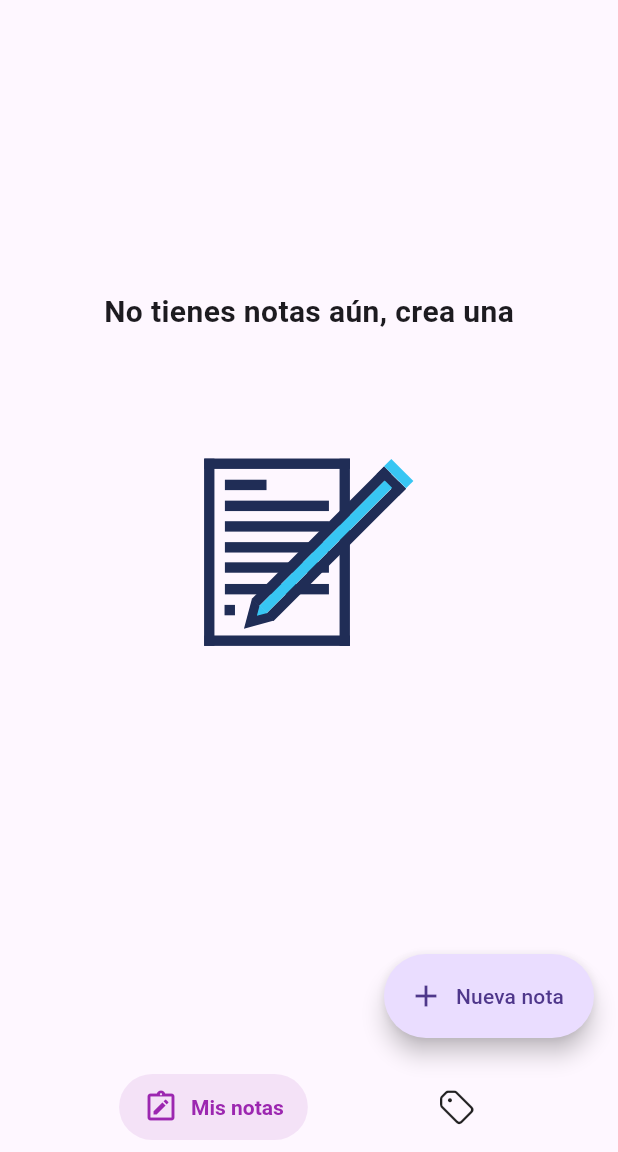
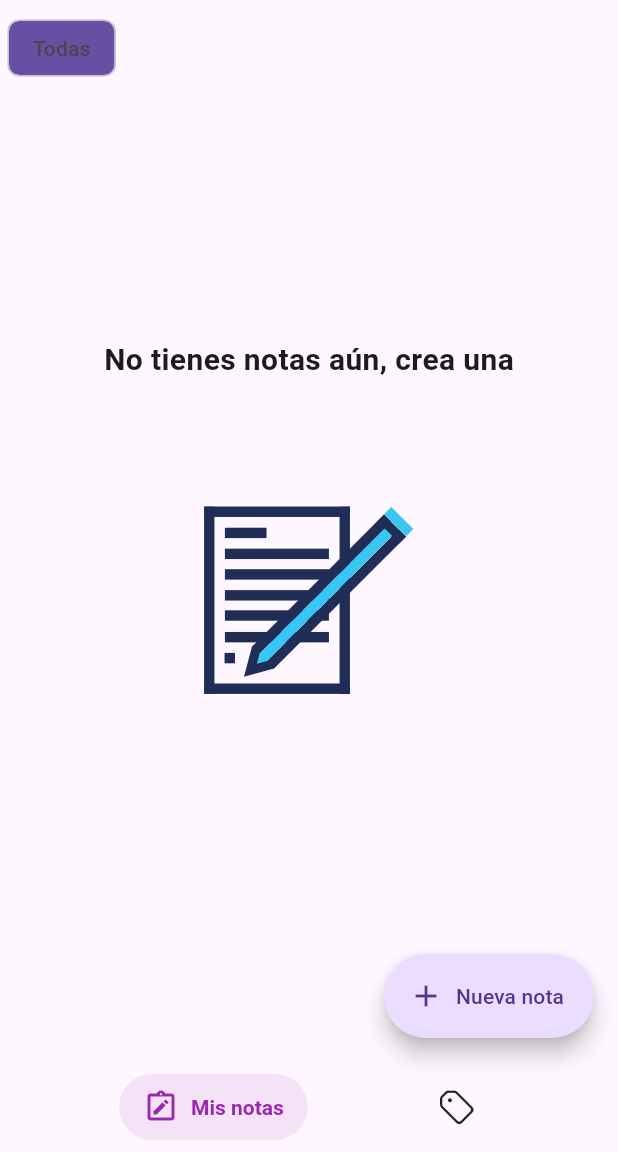
Before and after one commit to george2108/flutter-lubby, a Flutter app: the NotesMainPage screen opened by its route, on a phone screen of 412 x 824 dp, the part 84-1236 px from its top. Run offline on Flutter 3.47's test engine with Material 3 defaults, Android fonts, the phone set to English and light mode, and no system bars; drawn by our look-alikes of salomon_bottom_bar; our stand-ins replace awesome_notifications, bloc, connectivity_plus, dio, equatable, flutter_bloc and 10 more; missing offline and left inert: encrypt, flutter_quill, flutter_quill_extensions; accounts and stored records are empty.

Commit message:
fix notes

```diff
--- a/lib/src/features/notes/presentation/views/notes_view.dart
+++ b/lib/src/features/notes/presentation/views/notes_view.dart
@@ -8,13 +8,40 @@ import '../../../../ui/widgets/view_labels_categories_widget.dart';
 
 import '../widgets/notes_card_widget.dart';
 
-class NotesView extends StatelessWidget {
+class NotesView extends StatefulWidget {
   const NotesView({super.key});
+
+  @override
+  State<NotesView> createState() => _NotesViewState();
+}
+
+class _NotesViewState extends State<NotesView> {
+  int crossAxisCount = 2;
 
   @override
   Widget build(BuildContext context) {
     return Scaffold(
-      body: BlocBuilder<NotesBloc, NotesState>(
+      body: Column(
+        children: [
+          BlocBuilder<NotesBloc, NotesState>(
+            builder: (context, state) {
+              return ViewLabelsCategoriesWidget(
+                labels: state.labels,
+                onLabelSelected: (indexLabelSelected) {
+                  if (indexLabelSelected == null) {
+                    // ir por todas las notas
+                  } else {
+                    // ir por las notas de la etiqueta
+                  }
+                },
+              );
+            },
+          ),
+          Expanded(
+            child: BlocBuilder<NotesBloc, NotesState>(
+              buildWhen: (previous, current) {
+                return previous != current;
+              },
               builder: (context, state) {
                 if (state.loading) {
                   return const Center(
@@ -31,21 +58,12 @@ class NotesView extends StatelessWidget {
                   );
                 }
 
-          return Column(
-            children: [
-              ViewLabelsCategoriesWidget(
-                labels: state.labels,
-                onLabelSelected: (indexLabelSelected) {
-                  if (indexLabelSelected == null) {
-                    // ir por todas las notas
-                  } else {
-                    // ir por las notas de la etiqueta
-                  }
-                },
-              ),
-              Expanded(
-                child: MasonryGridView.count(
-                  crossAxisCount: 2,
+                return LayoutBuilder(builder: (context, constraints) {
+                  final width = constraints.maxWidth;
+                  crossAxisCount = (width / 500).ceil();
+
+                  return MasonryGridView.count(
+                    crossAxisCount: crossAxisCount,
                     itemCount: notes.length,
                     padding: const EdgeInsets.only(
                       top: 5,
@@ -59,29 +77,12 @@ class NotesView extends StatelessWidget {
                         note: note,
                       );
                     },
+                  );
+                });
+              },
             ),
           ),
         ],
-
-            /* child: ListView.separated(
-              padding: const EdgeInsets.only(
-                top: 10,
-                left: 10,
-                right: 10,
-                bottom: 50,
-              ),
-              itemBuilder: (context, index) {
-                final note = notes[index];
-                return NoteCardWidget(
-                  note: note,
-                );
-              },
-              separatorBuilder: (context, index) => const SizedBox(height: 5),
-              itemCount: notes.length,
-            ), */
-            // child:  NotesDataScreenWidget(notes: notes),
-          );
-        },
       ),
     );
   }
--- a/lib/src/features/notes/repositories/note_repository.dart
+++ b/lib/src/features/notes/repositories/note_repository.dart
@@ -54,7 +54,7 @@ class NoteRepository extends NoteRepositoryAbstract {
     return await DatabaseService().update(
       kNotesTable,
       note.toMap(),
-      where: 'id = ${note.id}',
+      where: 'appId = ${note.appId}',
     );
   }
 
```
Also changed, not shown: lib/src/features/notes/presentation/bloc/notes_bloc.dart (+16 -9 lines), lib/src/features/notes/presentation/views/note_view.dart (+17 -14 lines), lib/src/features/notes/presentation/widgets/notes_card_widget.dart (+23 -28 lines). Lines whose indentation alone changed are shown as unchanged.
